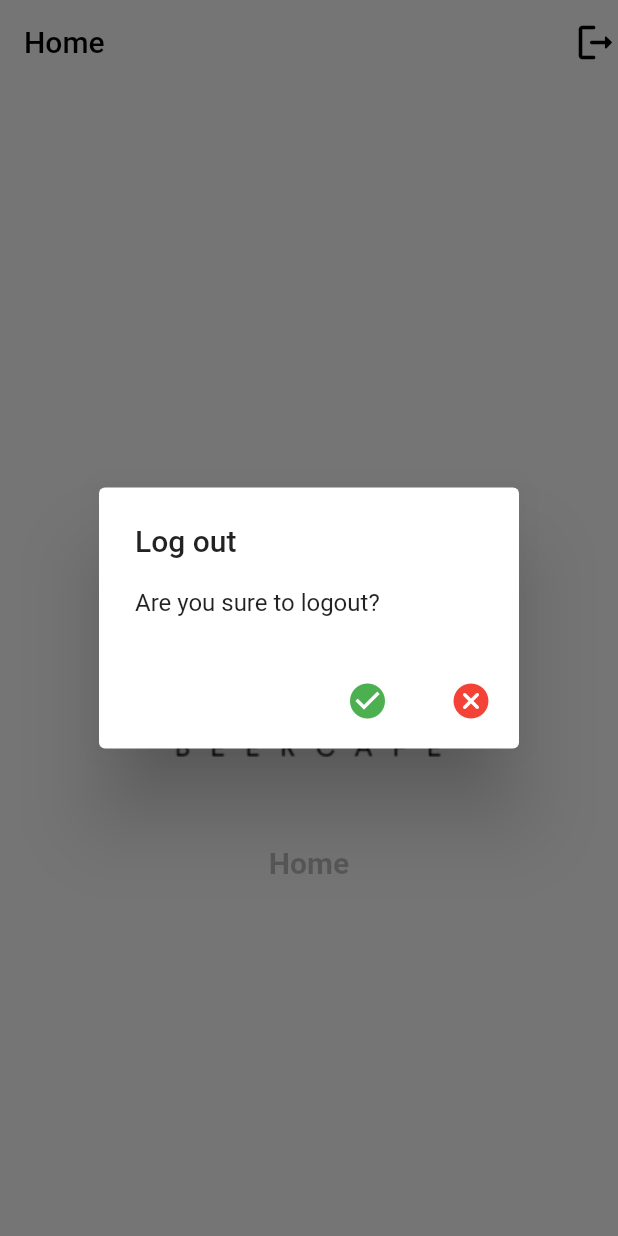
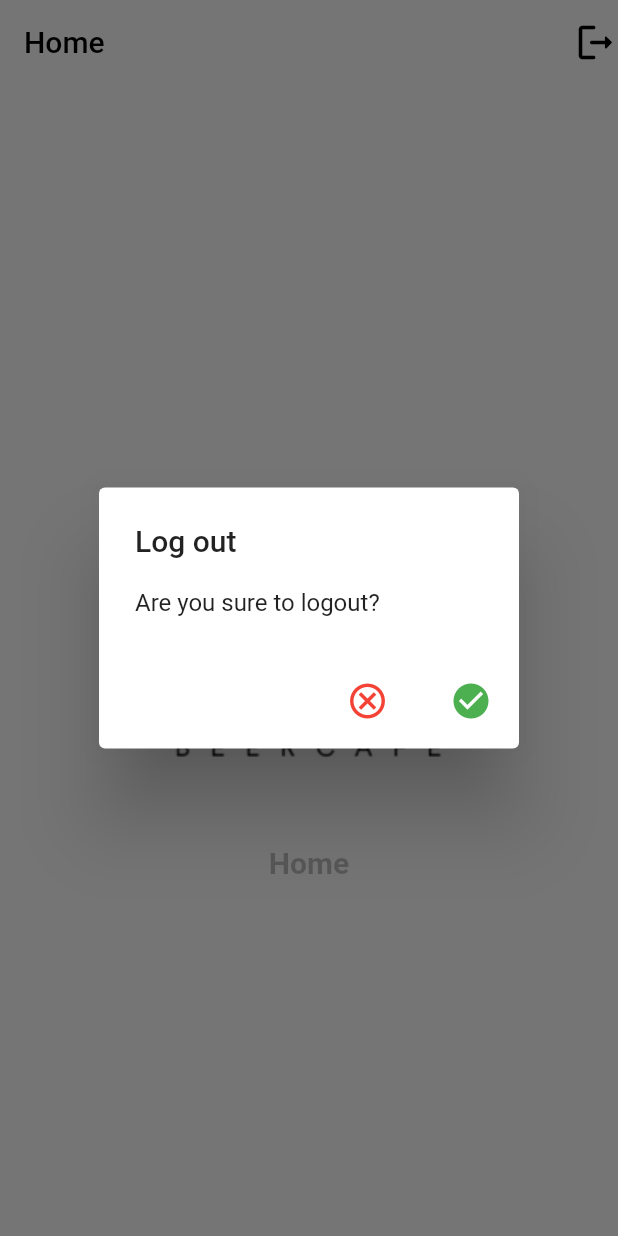
Before and after one commit to ZaryabAlam/Deeps, a Flutter app: the AppPage screen opened directly, after a tap on the "logout" icon, on a phone screen of 412 x 824 dp. Run offline on Flutter 3.47's test engine with Material 2 defaults, Android fonts, the light colour scheme and no system bars; our stand-ins replace get, url_launcher_web.

Commit message:
Project Update

```diff
--- a/lib/views/app_page.dart
+++ b/lib/views/app_page.dart
@@ -67,23 +67,23 @@ class _AppPageState extends State<AppPage> {
               content: const Text("Are you sure to logout?"),
               actions: [
                 IconButton(
+                  onPressed: () {
+                    Navigator.pop(context);
+                  },
+                  icon: Icon(
+                    Icons.cancel_outlined,
+                    color: Colors.red,
+                    size: 28,
+                  ),
+                ),
+                SizedBox(width: 05),
+                IconButton(
                   onPressed: () async {
                     Get.to(() => Home());
                   },
                   icon: Icon(
                     Icons.check_circle,
                     color: Colors.green,
-                    size: 28,
-                  ),
-                ),
-                SizedBox(width: 05),
-                IconButton(
-                  onPressed: () {
-                    Navigator.pop(context);
-                  },
-                  icon: Icon(
-                    Icons.cancel_rounded,
-                    color: Colors.red,
                     size: 28,
                   ),
                 ),
--- a/lib/views/signin.dart
+++ b/lib/views/signin.dart
@@ -179,6 +179,7 @@ class _SignInState extends State<SignIn> {
                                       isValidForm = true;
                                       isLoading = true;
                                       Loader();
+                                      showLoaderDialog(context);
                                       // Get.to(AppPage());
                                     });
                                   } else {
@@ -294,10 +295,11 @@ class _SignInState extends State<SignIn> {
 
   void Loader() async {
     await Future.delayed(const Duration(seconds: 3));
-    Get.to(() => AppPage());
     setState(() {
       isLoading = false;
+      navigator!.pop();
     });
+    Get.to(() => AppPage());
   }
 
   showLoaderDialog(BuildContext context) async {
```
Also changed, not shown: lib/views/home.dart (+22 -20 lines).
